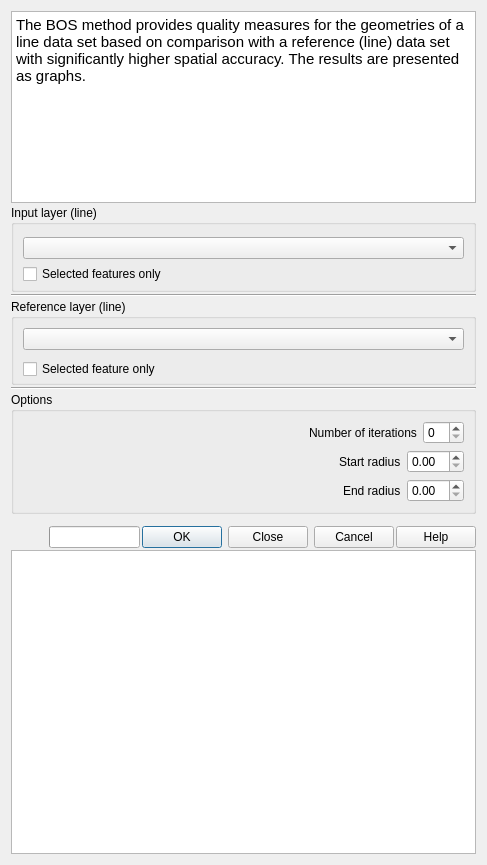
Before: the Qt Designer form bos_dialog_base.ui in havatv/qgisbosplugin, drawn with Qt 5.
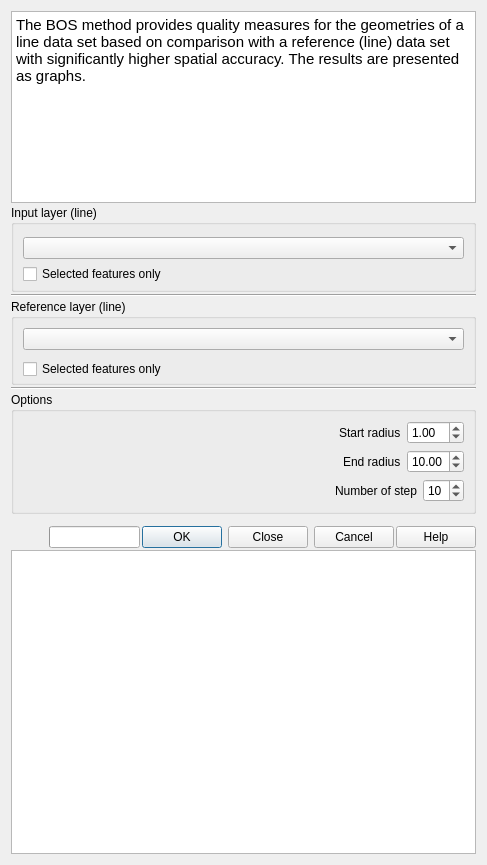
After: the same form once the commit is applied.

What changed in the file:
```diff
--- a/bos_dialog_base.ui
+++ b/bos_dialog_base.ui
@@ -111,7 +111,7 @@
         <item>
          <widget class="QCheckBox" name="selectedRefFeaturesCheckBox">
           <property name="text">
-           <string>Selected feature only</string>
+           <string>Selected features only</string>
           </property>
          </widget>
         </item>
@@ -131,33 +131,6 @@
         <string>Options</string>
        </property>
        <layout class="QVBoxLayout" name="verticalLayout_2">
-        <item>
-         <layout class="QHBoxLayout" name="horizontalLayout">
-          <item>
-           <spacer name="horizontalSpacer">
-            <property name="orientation">
-             <enum>Qt::Horizontal</enum>
-            </property>
-            <property name="sizeHint" stdset="0">
-             <size>
-              <width>40</width>
-              <height>20</height>
-             </size>
-            </property>
-           </spacer>
-          </item>
-          <item>
-           <widget class="QLabel" name="label">
-            <property name="text">
-             <string>Number of iterations</string>
-            </property>
-           </widget>
-          </item>
-          <item>
-           <widget class="QSpinBox" name="iterationsSB"/>
-          </item>
-         </layout>
-        </item>
         <item>
          <layout class="QHBoxLayout" name="horizontalLayout_2">
           <item>
@@ -181,7 +154,11 @@
            </widget>
           </item>
           <item>
-           <widget class="QDoubleSpinBox" name="startRadiusSB"/>
+           <widget class="QDoubleSpinBox" name="startRadiusSB">
+            <property name="value">
+             <double>1.000000000000000</double>
+            </property>
+           </widget>
           </item>
          </layout>
         </item>
@@ -208,7 +185,42 @@
            </widget>
           </item>
           <item>
-           <widget class="QDoubleSpinBox" name="endRadiusSB"/>
+           <widget class="QDoubleSpinBox" name="endRadiusSB">
+            <property name="value">
+             <double>10.000000000000000</double>
+            </property>
+           </widget>
+          </item>
+         </layout>
+        </item>
+        <item>
+         <layout class="QHBoxLayout" name="horizontalLayout">
+          <item>
+           <spacer name="horizontalSpacer">
+            <property name="orientation">
+             <enum>Qt::Horizontal</enum>
+            </property>
+            <property name="sizeHint" stdset="0">
+             <size>
+              <width>40</width>
+              <height>20</height>
+             </size>
+            </property>
+           </spacer>
+          </item>
+          <item>
+           <widget class="QLabel" name="label">
+            <property name="text">
+             <string>Number of step</string>
+            </property>
+           </widget>
+          </item>
+          <item>
+           <widget class="QSpinBox" name="stepsSB">
+            <property name="value">
+             <number>10</number>
+            </property>
+           </widget>
           </item>
          </layout>
         </item>
```
